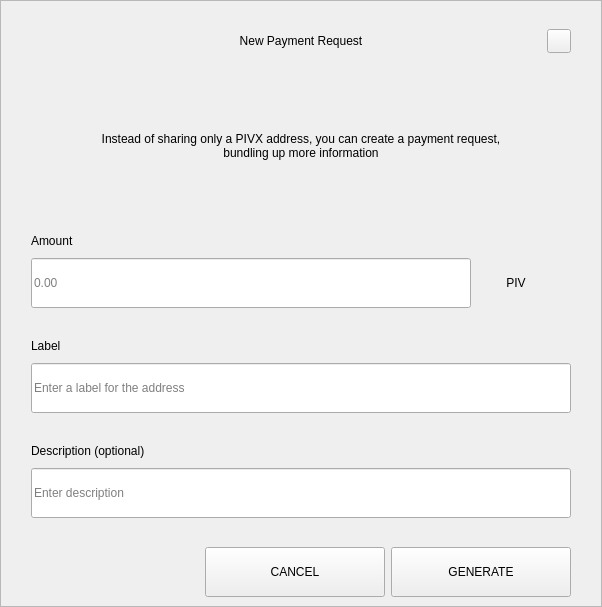
Qt form src/qt/bcz/forms/requestdialog.ui (SpecialCoins/den) before a commit.
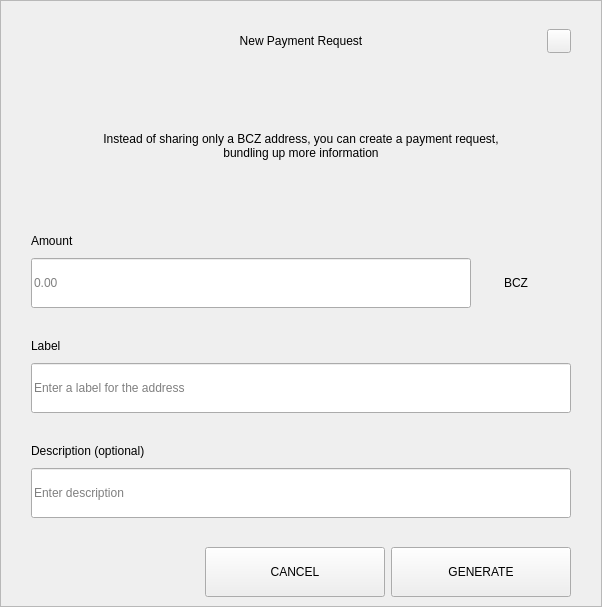
The same form after that commit.

Patch:
```diff
--- a/src/qt/bcz/forms/requestdialog.ui
+++ b/src/qt/bcz/forms/requestdialog.ui
@@ -210,7 +210,7 @@
              </size>
             </property>
             <property name="text">
-             <string>Instead of sharing only a PIVX address, you can create a payment request, bundling up more information</string>
+             <string>Instead of sharing only a BCZ address, you can create a payment request, bundling up more information</string>
             </property>
             <property name="alignment">
              <set>Qt::AlignCenter</set>
@@ -327,7 +327,7 @@
                    <item>
                     <widget class="QLabel" name="comboBoxCoin">
                      <property name="text">
-                      <string>PIV</string>
+                      <string>BCZ</string>
                      </property>
                      <property name="alignment">
                       <set>Qt::AlignCenter</set>
```
